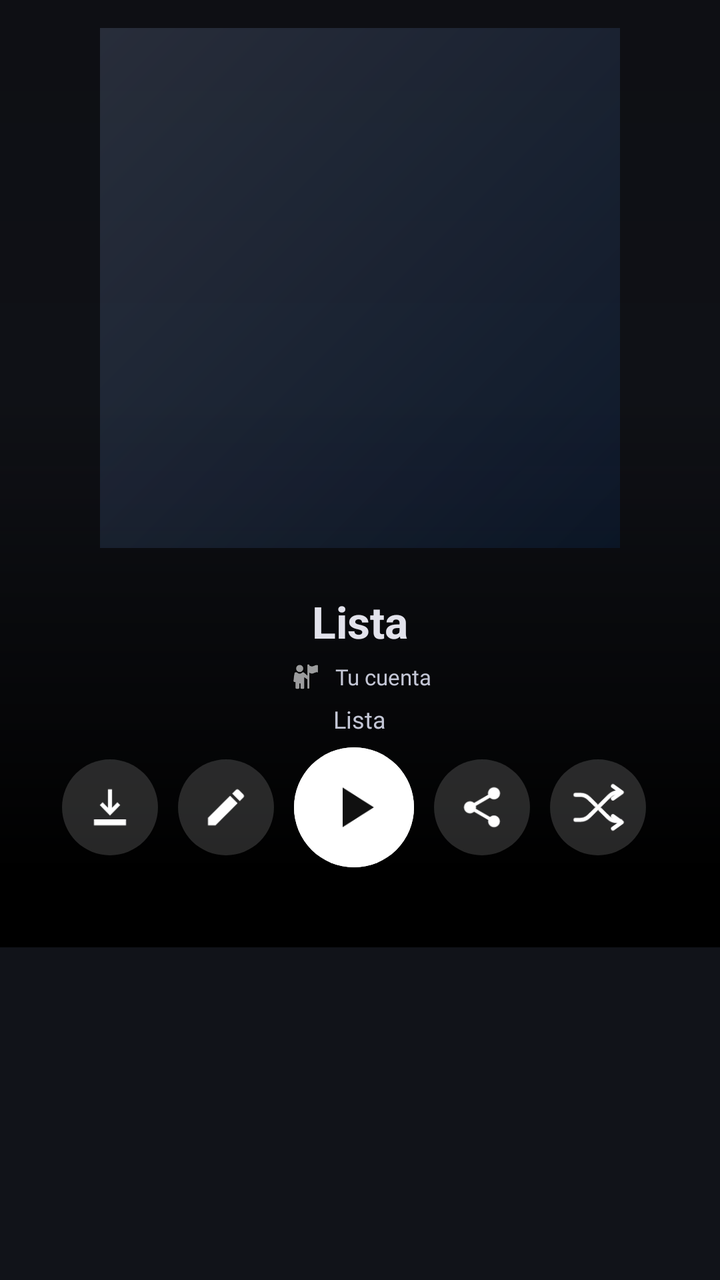
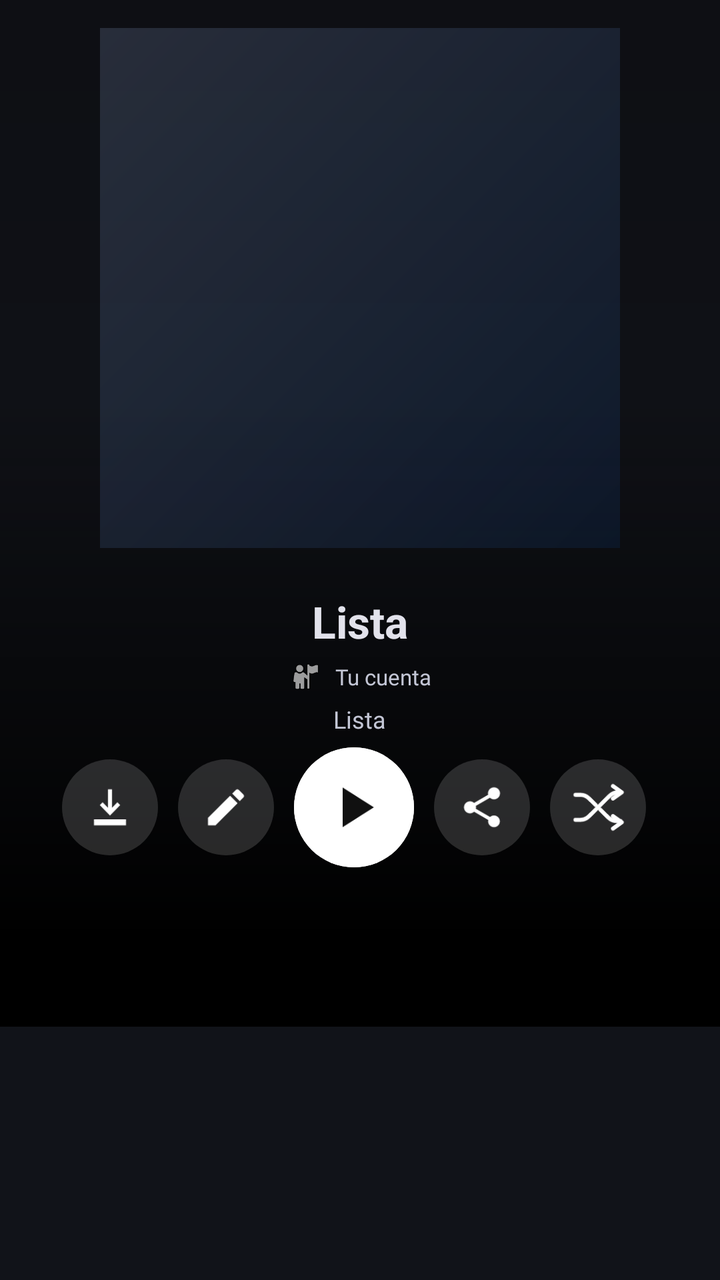

Two renders of the same Android screen: before a commit and after it. Below are the layout's source before the change and the commit's diff.
<!-- AndroidManifest.xml: application theme Theme.Sleppify -->
<!-- res/layout/item_playlist_detail_header.xml -->
<?xml version="1.0" encoding="utf-8"?>
<LinearLayout xmlns:android="http://schemas.android.com/apk/res/android"
    xmlns:app="http://schemas.android.com/apk/res-auto"
    android:id="@+id/llPlaylistHeaderRoot"
    android:layout_width="match_parent"
    android:layout_height="wrap_content"
    android:orientation="vertical"
    android:clipChildren="false"
    android:clipToPadding="false">

        <androidx.constraintlayout.widget.ConstraintLayout
            android:id="@+id/flPlaylistHeaderContainer"
            android:layout_width="match_parent"
            android:layout_height="wrap_content"
            android:layout_marginBottom="-36dp"
            android:clipChildren="false"
            android:clipToPadding="false">

            <ImageView
                android:id="@+id/ivPlaylistBackdrop"
                android:layout_width="0dp"
                android:layout_height="520dp"
                android:layout_marginTop="-82dp"
                android:alpha="1.0"
                android:scaleType="centerCrop"
                app:layout_constraintEnd_toEndOf="parent"
                app:layout_constraintStart_toStartOf="parent"
                app:layout_constraintTop_toTopOf="parent" />
 
            <View
                android:id="@+id/vPlaylistBackdropScrim"
                android:layout_width="0dp"
                android:layout_height="0dp"
                android:layout_marginTop="-82dp"
                android:background="@drawable/bg_playlist_backdrop_scrim"
                app:layout_constraintBottom_toBottomOf="parent"
                app:layout_constraintEnd_toEndOf="parent"
                app:layout_constraintStart_toStartOf="parent"
                app:layout_constraintTop_toTopOf="parent" />

            <View
                android:id="@+id/vPlaylistBackdropBottomFade"
                android:layout_width="0dp"
                android:layout_height="280dp"
                android:background="@drawable/bg_playlist_backdrop_bottom_fade"
                app:layout_constraintBottom_toBottomOf="parent"
                app:layout_constraintEnd_toEndOf="parent"
                app:layout_constraintStart_toStartOf="parent" />

            <View
                android:id="@+id/vPlaylistBackdropAmoledFade"
                android:layout_width="0dp"
                android:layout_height="280dp"
                android:background="@drawable/bg_playlist_backdrop_amoled_fade"
                android:visibility="gone"
                app:layout_constraintBottom_toBottomOf="parent"
                app:layout_constraintEnd_toEndOf="parent"
                app:layout_constraintStart_toStartOf="parent" />

            <LinearLayout
                android:layout_width="match_parent"
                android:layout_height="wrap_content"
                android:gravity="center_horizontal"
                android:orientation="vertical"
                android:paddingBottom="40dp"
                app:layout_constraintBottom_toBottomOf="parent"
                app:layout_constraintEnd_toEndOf="parent"
                app:layout_constraintStart_toStartOf="parent"
                app:layout_constraintTop_toTopOf="parent">

                <FrameLayout
                    android:layout_width="260dp"
                    android:layout_height="260dp"
                    android:layout_marginTop="14dp"
                    android:layout_marginBottom="18dp">

                    <View
                        android:layout_width="match_parent"
                        android:layout_height="match_parent"
                        android:background="@drawable/bg_playlist_cover_glow"
                        android:scaleX="1.06"
                        android:scaleY="1.06" />

                    <ImageView
                        android:id="@+id/ivPlaylistCover"
                        android:layout_width="match_parent"
                        android:layout_height="match_parent"
                        android:scaleType="centerCrop" />
                </FrameLayout>

                <TextView
                    android:id="@+id/tvPlaylistName"
                    android:layout_width="match_parent"
                    android:layout_height="wrap_content"
                    android:layout_marginTop="4dp"
                    android:gravity="center"
                    android:maxLines="2"
                    android:text="Lista"
                    android:textColor="@color/text_primary"
                    android:textSize="22sp"
                    android:textStyle="bold" />

                <LinearLayout
                    android:layout_width="wrap_content"
                    android:layout_height="wrap_content"
                    android:layout_marginTop="4dp"
                    android:gravity="center_vertical"
                    android:orientation="horizontal">

                    <com.google.android.material.imageview.ShapeableImageView
                        android:id="@+id/ivGoogleProfile"
                        android:layout_width="18dp"
                        android:layout_height="18dp"
                        android:scaleType="centerCrop"
                        android:src="@android:drawable/ic_menu_myplaces"
                        app:shapeAppearanceOverlay="@style/ShapeAppearance.Material3.Corner.Full" />

                    <TextView
                        android:id="@+id/tvGoogleProfileName"
                        android:layout_width="wrap_content"
                        android:layout_height="wrap_content"
                        android:layout_marginStart="6dp"
                        android:fontFamily="@font/inter_variable"
                        android:text="Tu cuenta"
                        android:textColor="@color/text_secondary"
                        android:textSize="11sp" />
                </LinearLayout>

                <TextView
                    android:id="@+id/tvPlaylistInfo"
                    android:layout_width="wrap_content"
                    android:layout_height="wrap_content"
                    android:layout_marginTop="4dp"
                    android:fontFamily="@font/inter_variable"
                    android:maxLines="2"
                    android:text="Lista"
                    android:textColor="@color/text_secondary"
                    android:textSize="12sp" />

                <LinearLayout
                    android:layout_width="match_parent"
                    android:layout_height="wrap_content"
                    android:layout_marginTop="6dp"
                    android:clipChildren="false"
                    android:clipToPadding="false"
                    android:gravity="center"
                    android:orientation="horizontal">

                    <ImageButton
                        android:id="@+id/btnDownload"
                        android:layout_width="48dp"
                        android:layout_height="48dp"
                        android:background="@drawable/bg_playlist_action_dark"
                        android:padding="14dp"
                        android:scaleType="center"
                        android:src="@drawable/ic_download_bold"
                        app:tint="#FFFFFF" />

                    <ImageButton
                        android:id="@+id/btnEditPlaylist"
                        android:layout_width="48dp"
                        android:layout_height="48dp"
                        android:layout_marginStart="10dp"
                        android:background="@drawable/bg_playlist_action_dark"
                        android:padding="14dp"
                        android:scaleType="center"
                        android:src="@drawable/ic_edit_24"
                        android:visibility="visible"
                        app:tint="#FFFFFF" />

                    <com.google.android.material.button.MaterialButton
                        android:id="@+id/btnListenNow"
                        android:layout_width="60dp"
                        android:layout_height="60dp"
                        android:layout_marginStart="10dp"
                        android:layout_marginEnd="10dp"
                        android:backgroundTint="@android:color/white"
                        android:insetTop="0dp"
                        android:insetBottom="0dp"
                        android:minWidth="0dp"
                        android:minHeight="0dp"
                        android:padding="0dp"
                        app:cornerRadius="30dp"
                        app:icon="@drawable/ic_player_play"
                        app:iconGravity="textStart"
                        app:iconPadding="0dp"
                        app:iconSize="34dp"
                        app:iconTint="#101010"
                        app:rippleColor="#33000000" />

                    <ImageButton
                        android:id="@+id/btnSharePlaylist"
                        android:layout_width="48dp"
                        android:layout_height="48dp"
                        android:layout_marginEnd="10dp"
                        android:background="@drawable/bg_playlist_action_dark"
                        android:padding="14dp"
                        android:scaleType="center"
                        android:src="@drawable/ic_playlist_share"
                        app:tint="#FFFFFF" />

                    <ImageButton
                        android:id="@+id/btnShufflePlay"
                        android:layout_width="48dp"
                        android:layout_height="48dp"
                        android:layout_marginEnd="6dp"
                        android:background="@drawable/bg_playlist_action_dark"
                        android:padding="14dp"
                        android:scaleType="center"
                        android:src="@drawable/ic_shuffle_custom"
                        app:tint="#FFFFFF" />
                </LinearLayout>

            </LinearLayout>
        </androidx.constraintlayout.widget.ConstraintLayout>


</LinearLayout>
<!-- resources referenced by this layout -->
<resources>
  <color name="text_primary">#e2e2eb</color>
  <color name="text_secondary">#c3c6d5</color>
  <!-- drawable bg_playlist_action_dark (drawable) -->
  <?xml version="1.0" encoding="utf-8"?>
  <shape xmlns:android="http://schemas.android.com/apk/res/android" android:shape="oval">
      <solid android:color="#26FFFFFF" />
  </shape>
  <!-- drawable bg_playlist_backdrop_amoled_fade (drawable) -->
  <?xml version="1.0" encoding="utf-8"?>
  <shape xmlns:android="http://schemas.android.com/apk/res/android"
      android:shape="rectangle">
      <gradient
          android:angle="270"
          android:startColor="#00000000"
          android:centerColor="#FF000000"
          android:endColor="#FF000000"
          android:centerY="0.85" />
  </shape>
  <!-- drawable bg_playlist_backdrop_bottom_fade (drawable) -->
  <?xml version="1.0" encoding="utf-8"?>
  <shape xmlns:android="http://schemas.android.com/apk/res/android" android:shape="rectangle">
      <gradient
          android:angle="270"
          android:startColor="#00000000"
          android:centerColor="#FF000000"
          android:endColor="#FF000000"
          android:centerY="0.85" />
  </shape>
  <!-- drawable bg_playlist_backdrop_scrim (drawable) -->
  <?xml version="1.0" encoding="utf-8"?>
  <shape xmlns:android="http://schemas.android.com/apk/res/android" android:shape="rectangle">
      <gradient
          android:angle="270"
      android:startColor="#44000000"
      android:centerColor="#22000000"
      android:endColor="#000000ee" />
  </shape>
  <!-- drawable bg_playlist_cover_glow (drawable) -->
  <?xml version="1.0" encoding="utf-8"?>
  <shape xmlns:android="http://schemas.android.com/apk/res/android" android:shape="rectangle">
      <corners android:radius="20dp" />
      <gradient
          android:angle="315"
          android:endColor="#220047AB"
          android:startColor="#2AAEC7FD" />
  </shape>
  <!-- drawable ic_download_bold (drawable) -->
  <?xml version="1.0" encoding="utf-8"?>
  <vector xmlns:android="http://schemas.android.com/apk/res/android"
      android:width="24dp"
      android:height="24dp"
      android:viewportWidth="24"
      android:viewportHeight="24">
      <path
          android:fillColor="#FFFFFFFF"
          android:pathData="M11,3h2v9.2l2.7,-2.7 1.4,1.4L12,16.1 6.9,10.9 8.3,9.5 11,12.2V3zM4,18h16v3H4z" />
  </vector>
  <!-- drawable ic_edit_24 (drawable) -->
  <vector xmlns:android="http://schemas.android.com/apk/res/android"
      android:width="24dp"
      android:height="24dp"
      android:viewportWidth="24"
      android:viewportHeight="24">
      <path
          android:fillColor="@android:color/white"
          android:pathData="M3,17.25V21h3.75L17.81,9.94l-3.75,-3.75L3,17.25zM20.71,7.04c0.39,-0.39 0.39,-1.02 0,-1.41l-2.34,-2.34c-0.39,-0.39 -1.02,-0.39 -1.41,0l-1.83,1.83 3.75,3.75 1.83,-1.83z" />
  </vector>
  <!-- drawable ic_player_play (drawable) -->
  <?xml version="1.0" encoding="utf-8"?>
  <vector xmlns:android="http://schemas.android.com/apk/res/android"
      android:width="48dp"
      android:height="48dp"
      android:viewportWidth="24"
      android:viewportHeight="24">
      <path
          android:fillColor="#FF000000"
          android:pathData="M8,5v14l11,-7z" />
  </vector>
  <style name="Theme.Sleppify" parent="Base.Theme.Sleppify" />
  <style name="Base.Theme.Sleppify" parent="Theme.Material3.Dark.NoActionBar">
          
          <item name="colorPrimary">@color/stitch_blue</item>
          <item name="colorSecondary">@color/stitch_blue_light</item>
          <item name="android:windowBackground">@color/surface_dark</item>
          <item name="android:navigationBarColor">@color/surface_dark</item>
          <item name="android:statusBarColor">@color/surface_dark</item>
          <item name="android:textColorPrimary">@color/text_primary</item>
          <item name="android:textColorSecondary">@color/text_secondary</item>
      </style>
  <color name="stitch_blue">#AEC7FD</color>
  <color name="stitch_blue_light">#AEC7FD</color>
  <color name="surface_dark">#111319</color>
  <!-- unchanged entries left out for length: 2 -->
</resources>

<!-- the commit's change to res/layout/item_playlist_detail_header.xml (unified diff, before → after) -->
@@ -12,7 +12,7 @@
             android:id="@+id/flPlaylistHeaderContainer"
             android:layout_width="match_parent"
             android:layout_height="wrap_content"
-            android:layout_marginBottom="-36dp"
+            android:layout_marginBottom="-24dp"
             android:clipChildren="false"
             android:clipToPadding="false">
 
@@ -41,8 +41,9 @@
             <View
                 android:id="@+id/vPlaylistBackdropBottomFade"
                 android:layout_width="0dp"
-                android:layout_height="280dp"
+                android:layout_height="320dp"
                 android:background="@drawable/bg_playlist_backdrop_bottom_fade"
+                android:layout_marginBottom="-40dp"
                 app:layout_constraintBottom_toBottomOf="parent"
                 app:layout_constraintEnd_toEndOf="parent"
                 app:layout_constraintStart_toStartOf="parent" />
